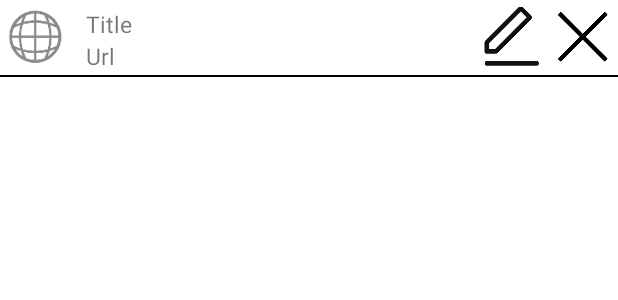
After one commit to yutongdx/WebApp, an Android app: the layout recyclerview_bookmark_item.xml on its own in the app's theme, with its tools: preview values and no code run, on a phone screen of 412 x 824 dp. The commit adds this screen. Shown: the top 300 px of the screen. Run offline under Robolectric (Android 15) with nearby library versions, the phone set to English and light mode, and no system bars.

Commit message:
增加书签页面的布局文件，增加书签的修改、删除操作

```diff
--- a/app/src/main/java/com/hailing/webapp/logic/dao/BookMarkDao.java
+++ b/app/src/main/java/com/hailing/webapp/logic/dao/BookMarkDao.java
@@ -7,6 +7,7 @@ import android.database.sqlite.SQLiteDatabase;
 import com.hailing.webapp.logic.model.BookMark;
 
 import java.util.ArrayList;
+import java.util.List;
 
 
 public class BookMarkDao {
@@ -28,8 +29,8 @@ public class BookMarkDao {
     }
 
     //查询所有书签
-    public ArrayList<BookMark> queryAll(){
-        ArrayList<BookMark> list = new ArrayList<BookMark>();
+    public List<BookMark> queryAll(){
+        List<BookMark> list = new ArrayList<BookMark>();
         BookMark bookMark;
         String sql = "select * from bookmark";
 
--- /dev/null
+++ b/app/src/main/res/layout/recyclerview_bookmark_item.xml
@@ -0,0 +1,73 @@
+<?xml version="1.0" encoding="utf-8"?>
+<LinearLayout xmlns:android="http://schemas.android.com/apk/res/android"
+    xmlns:tools="http://schemas.android.com/tools"
+    android:layout_width="match_parent"
+    android:layout_height="wrap_content"
+    android:orientation="vertical">
+
+    <LinearLayout
+        android:layout_width="match_parent"
+        android:layout_height="50dp"
+        android:layout_weight="1"
+        android:orientation="horizontal">
+
+        <ImageView
+            android:id="@+id/icon"
+            android:layout_width="189dp"
+            android:layout_height="40dp"
+            android:layout_weight="1"
+            android:layout_gravity="center"
+            android:src="@drawable/icon_default" />
+
+        <LinearLayout
+            android:layout_width="match_parent"
+            android:layout_height="50dp"
+            android:layout_weight="1"
+            android:orientation="vertical">
+
+            <TextView
+                android:id="@+id/title"
+                android:layout_width="match_parent"
+                android:layout_height="wrap_content"
+                android:layout_marginTop="5dp"
+                android:layout_marginLeft="10dp"
+                android:textSize="15dp"
+                android:text="Title" />
+
+            <TextView
+                android:id="@+id/url"
+                android:layout_width="match_parent"
+                android:layout_height="wrap_content"
+                android:layout_marginLeft="10dp"
+                android:layout_marginBottom="5dp"
+                android:textSize="15dp"
+                android:text="Url" />
+
+        </LinearLayout>
+
+        <ImageButton
+            android:id="@+id/bookmark_edit"
+            android:layout_width="189dp"
+            android:layout_height="40dp"
+            android:layout_weight="1"
+            android:layout_gravity="center"
+            android:background="#00FF0000"
+            android:src="@drawable/item_edit" />
+
+        <ImageButton
+            android:id="@+id/bookmark_delete"
+            android:layout_width="189dp"
+            android:layout_height="40dp"
+            android:layout_weight="1"
+            android:layout_gravity="center"
+            android:background="#00FF0000"
+            android:src="@drawable/item_delete" />
+
+    </LinearLayout>
+
+    <View
+        android:layout_width="match_parent"
+        android:layout_height="1dip"
+        android:background="#000" />
+
+</LinearLayout>
```
Also changed, not shown: app/src/main/java/com/hailing/webapp/logic/adapter/BookmarkAdapter.java (added, +147 -0 lines), app/src/main/java/com/hailing/webapp/ui/main/BookmarkFragment.java (+47 -1 lines), app/src/main/res/layout/recyclerview_edit_alterdialog.xml (added, +37 -0 lines).
